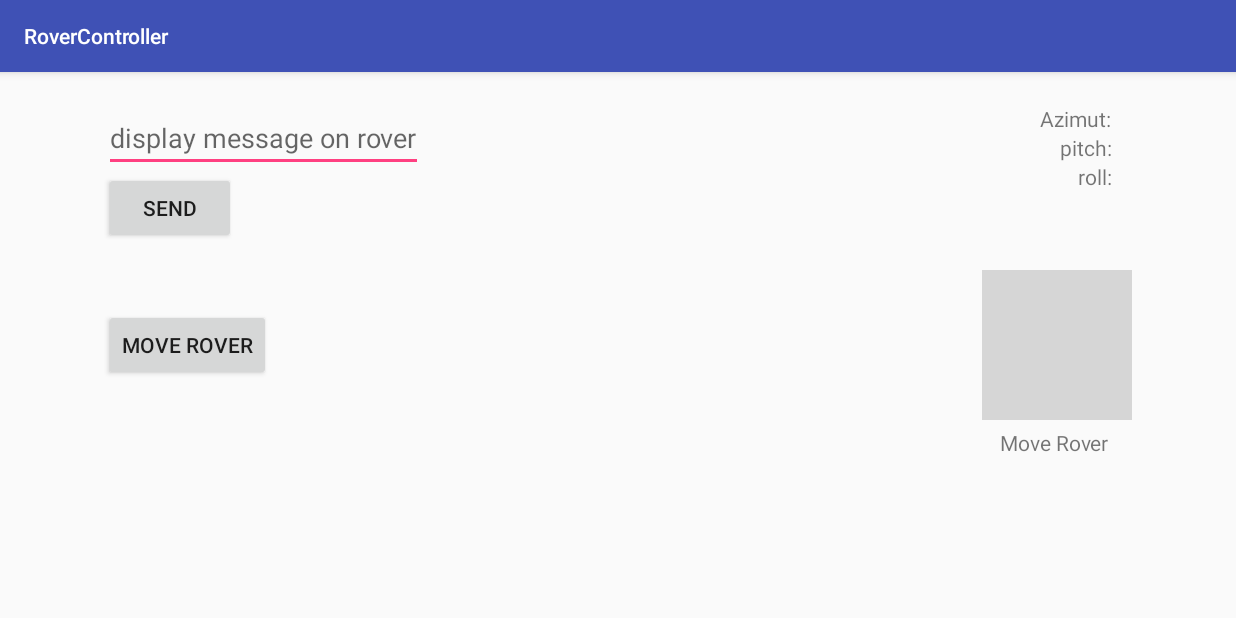
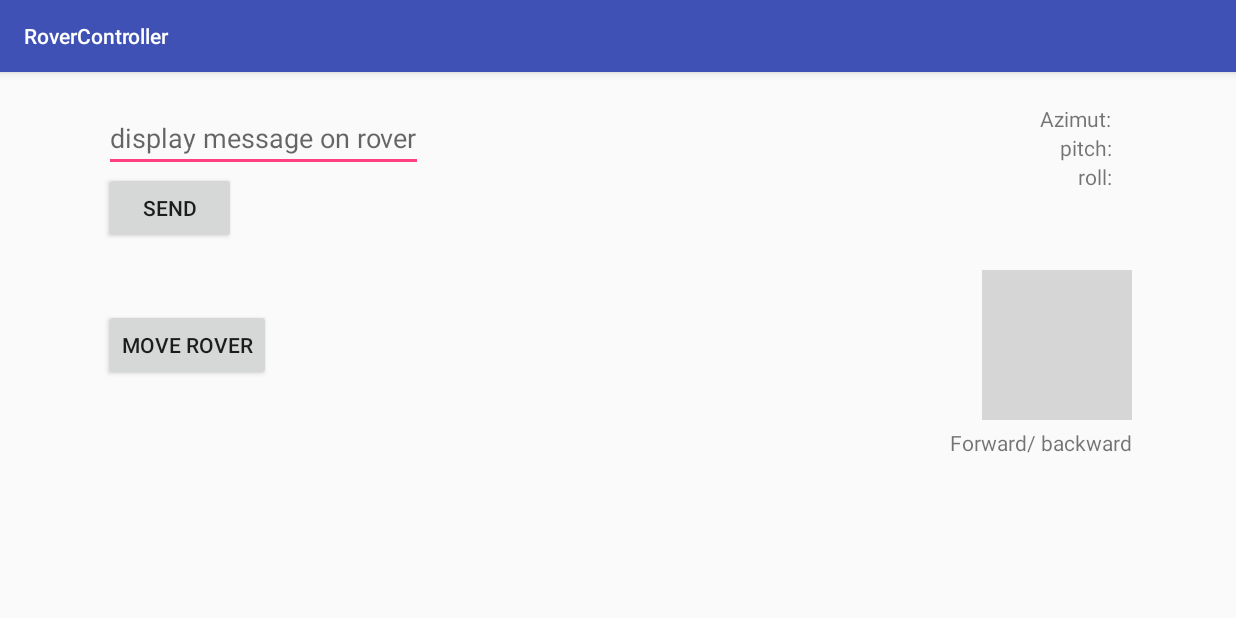
Before and after one commit to mtalhaf/rover-android, an Android app: the screen it shows after launch (MainActivity), on a phone screen of 824 x 412 dp (held sideways). Run offline under Robolectric (Android 15) with nearby library versions, the phone set to English and light mode, and no system bars; our stand-ins replace RxJava; plain views replace JoystickView; 1 statement that could not run was skipped; grey boxes are pictures that could not be loaded.

Commit message:
changed text

```diff
--- a/app/src/main/res/layout/activity_main.xml
+++ b/app/src/main/res/layout/activity_main.xml
@@ -89,8 +89,7 @@
                 android:layout_centerVertical="true"
                 android:layout_alignParentEnd="true"
                 android:layout_marginTop="5dp"
-                android:layout_marginRight="15dp"
-                android:text="Move Rover"/>
+                android:text="Forward/ backward"/>
 
         </RelativeLayout>
     </ScrollView>
```
